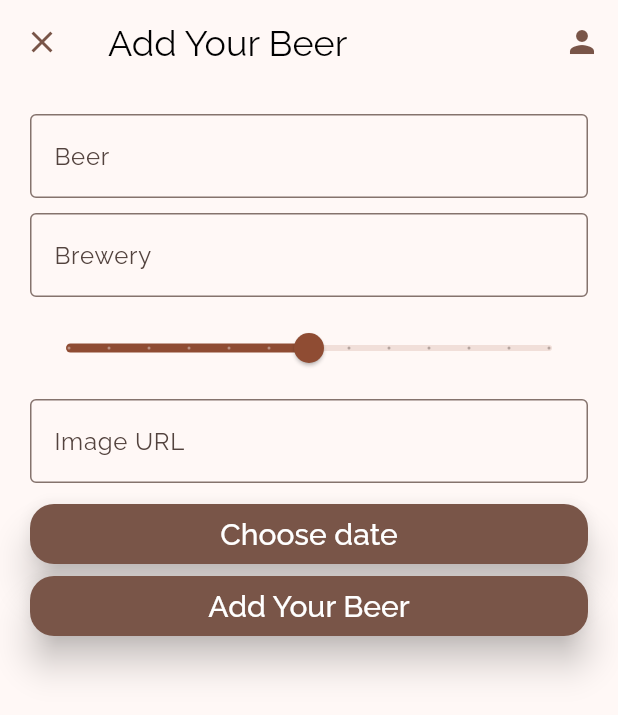
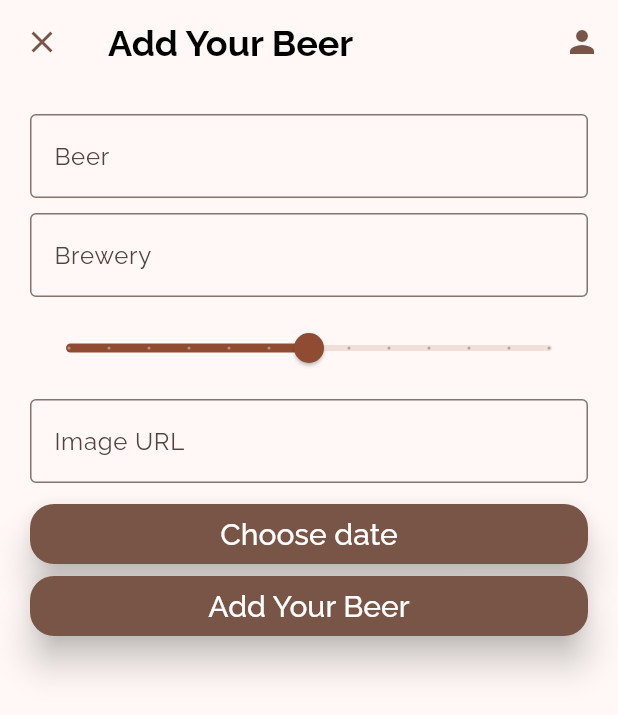
Before and after one commit to konradkulak/beer_ranking, a Flutter app: the screen it shows once a user with an empty profile is signed in, after a tap on the "add" icon, on a phone screen of 412 x 824 dp. Shown: the top 715 px of the screen. Run offline on Flutter 3.47's test engine with Material 3 defaults, Android fonts, the phone set to English and light mode, and no system bars; our stand-ins replace bloc, cloud_firestore, dio, firebase_auth, firebase_core, flutter_bloc and 1 more; missing offline and left inert: firebase_ui_auth; accounts and stored records are empty; network calls fail.

Commit message:
Modify AppBar text style

```diff
--- a/lib/main.dart
+++ b/lib/main.dart
@@ -25,10 +25,11 @@ class MyApp extends StatelessWidget {
         appBarTheme: AppBarTheme(
           titleTextStyle: GoogleFonts.raleway(
             //AppBar
-            textStyle: const TextStyle(color: Colors.black, fontSize: 24),
-          ),
-          toolbarTextStyle: GoogleFonts.raleway(
-            textStyle: const TextStyle(color: Colors.blue),
+            textStyle: const TextStyle(
+              color: Colors.black,
+              fontSize: 24,
+              fontWeight: FontWeight.bold,
+            ),
           ),
         ),
         textTheme: TextTheme(
@@ -62,13 +63,6 @@ class MyApp extends StatelessWidget {
               fontSize: 16,
             ),
           ),
-          //labelLarge: GoogleFonts.raleway(
-          //ElevatedButton Text
-          //textStyle: const TextStyle(
-          //color: Colors.black,
-          //fontSize: 10,
-          //),
-          //),
           labelMedium: GoogleFonts.raleway(
             //TextField hintText (implement manually)
             textStyle: const TextStyle(
```
